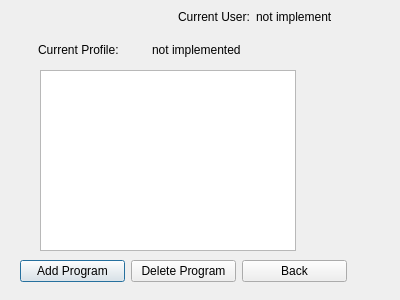
This is Project/DESMMenu/DESM/DESM/editProfile.ui in Dragomegak/DESM-Personal as Qt 5 draws it before an edit. The edited form follows.
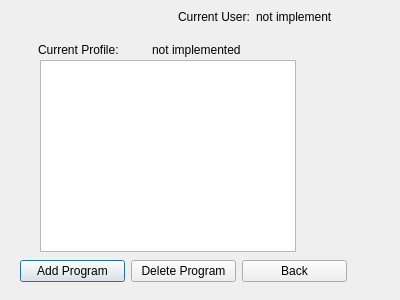
This is the edited form.

Commit message: plan changes: setting profile name to a button to prompt user, store the names of profiles in a directory in the install folder, refresh button for listwidget

Patch:
```diff
--- a/Project/DESMMenu/DESM/DESM/editProfile.ui
+++ b/Project/DESMMenu/DESM/DESM/editProfile.ui
@@ -98,13 +98,13 @@
     </item>
    </layout>
   </widget>
-  <widget class="QListView" name="applicationListView">
+  <widget class="QListWidget" name="listWidget">
    <property name="geometry">
     <rect>
      <x>40</x>
-     <y>70</y>
+     <y>60</y>
      <width>256</width>
-     <height>181</height>
+     <height>192</height>
     </rect>
    </property>
   </widget>
```
The commit also changes 14 other files.
